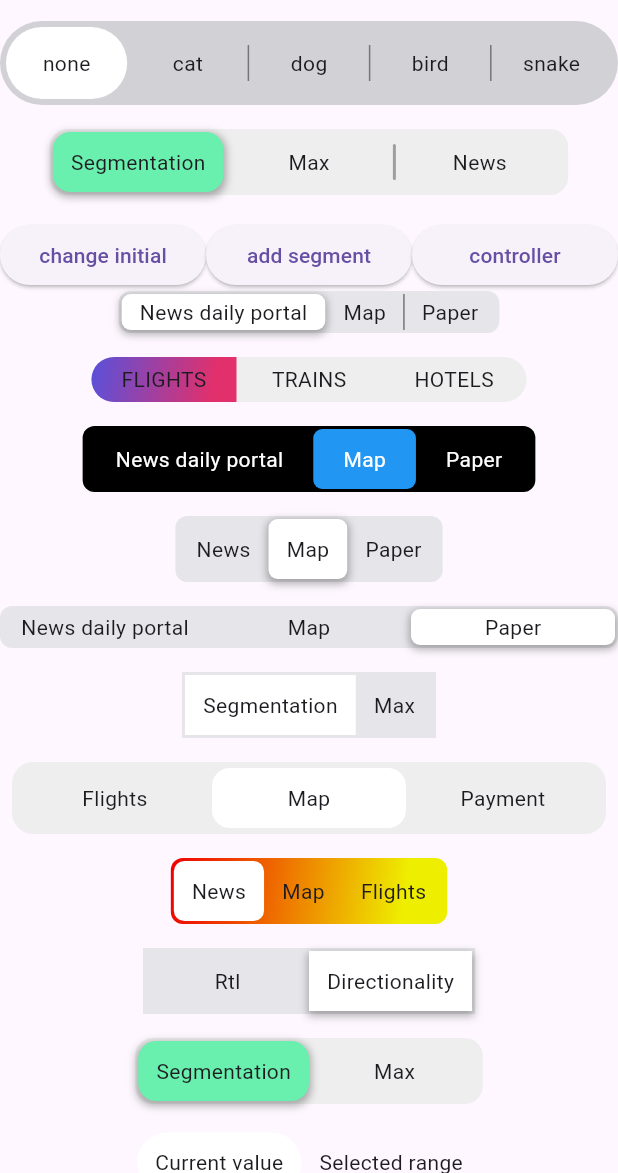
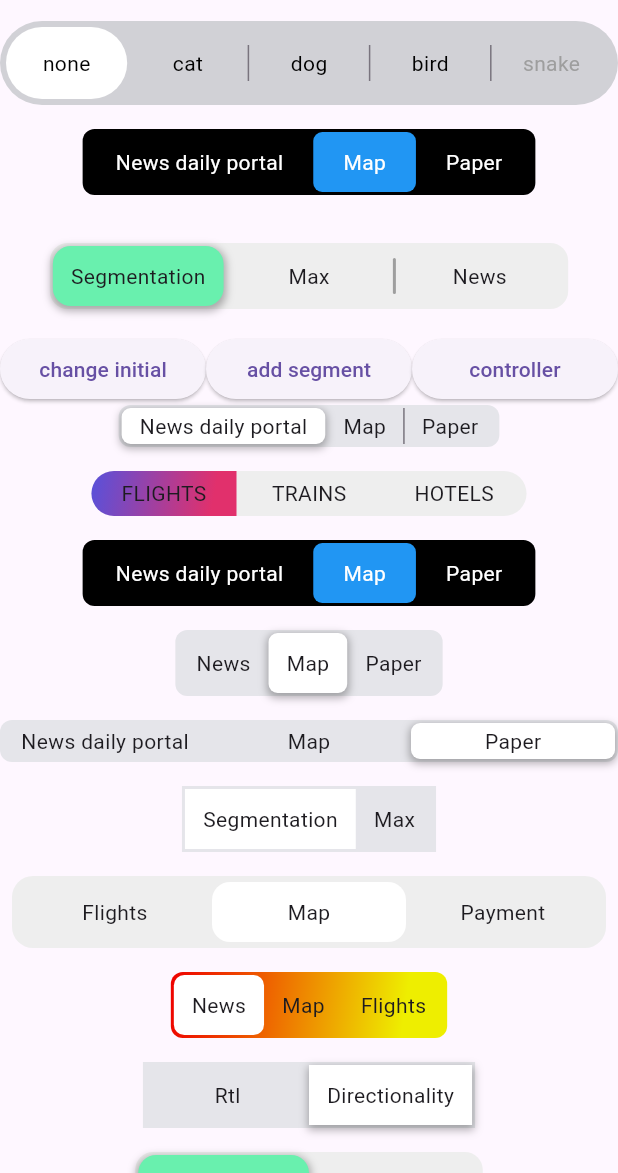
Before and after one commit to hadukin/custom_sliding_segmented_control, a Flutter app: the screen it shows after launch, on a phone screen of 412 x 824 dp, the part 63-1236 px from its top. Run offline on Flutter 3.47's test engine with Material 3 defaults, Android fonts, the phone set to English and light mode, and no system bars.

````diff
--- /dev/null
+++ b/example/lib/example_14.dart
@@ -0,0 +1,56 @@
+import 'package:custom_sliding_segmented_control/custom_sliding_segmented_control.dart';
+import 'package:flutter/material.dart';
+
+class Example14 extends StatefulWidget {
+  const Example14({super.key});
+
+  @override
+  State<Example14> createState() => _Example14State();
+}
+
+class _Example14State extends State<Example14> {
+  final CustomSegmentedController<int> controller = CustomSegmentedController();
+
+  @override
+  void initState() {
+    super.initState();
+    controller.addListener(() {
+      print('listener ${controller.value}');
+    });
+  }
+
+  @override
+  Widget build(BuildContext context) {
+    return CustomSlidingSegmentedControl<int>(
+      initialValue: 2,
+      padding: 20,
+      children: const {
+        1: Text(
+          'News daily portal',
+          style: TextStyle(color: Colors.white),
+        ),
+        2: Text(
+          'Map',
+          style: TextStyle(color: Colors.white),
+        ),
+        3: Text(
+          'Paper',
+          style: TextStyle(color: Colors.white),
+        ),
+      },
+      decoration: BoxDecoration(
+        color: Colors.black,
+        borderRadius: BorderRadius.circular(8),
+      ),
+      thumbDecoration: BoxDecoration(
+        color: Colors.blue,
+        borderRadius: BorderRadius.circular(6),
+      ),
+      duration: const Duration(milliseconds: 300),
+      curve: Curves.easeInToLinear,
+      onValueChanged: (v) {
+        print(v);
+      },
+    );
+  }
+}
--- /dev/null
+++ b/example/lib/example_15.dart
@@ -0,0 +1,72 @@
+import 'package:custom_sliding_segmented_control/custom_sliding_segmented_control.dart';
+import 'package:flutter/cupertino.dart';
+import 'package:flutter/material.dart';
+
+enum Pet { none, cat, dog, bird, snake }
+
+class Example15 extends StatefulWidget {
+  const Example15({super.key});
+
+  @override
+  State<Example15> createState() => _Example15State();
+}
+
+class _Example15State extends State<Example15> {
+  final _controller = CustomSegmentedController<Pet>();
+
+  @override
+  void initState() {
+    super.initState();
+    _controller.addListener(() {});
+  }
+
+  @override
+  Widget build(BuildContext context) {
+    return Column(
+      children: [
+        CustomSlidingSegmentedControl<Pet>(
+          onTapSegment: (value) {
+            if (value == Pet.snake) return false;
+            return true;
+          },
+          controller: _controller,
+          height: 48,
+          isStretch: true,
+          isShowDivider: true,
+          dividerSettings: DividerSettings(indent: 12, endIndent: 12),
+          innerPadding: const EdgeInsets.all(4),
+          decoration: BoxDecoration(
+            color: const Color(0xFFD1D1D6),
+            borderRadius: BorderRadius.circular(100),
+          ),
+          thumbDecoration: BoxDecoration(
+            color: CupertinoColors.white,
+            borderRadius: BorderRadius.circular(100),
+          ),
+          curve: Curves.easeOutCubic,
+          initialValue: Pet.none,
+          children: Map<Pet, Widget>.fromIterable(
+            Pet.values,
+            key: (pet) => pet as Pet,
+            value: (vale) {
+              final pet = vale as Pet;
+
+              return Column(
+                mainAxisSize: MainAxisSize.min,
+                children: [
+                  Text(
+                    pet.name,
+                    style: TextStyle(color: pet != Pet.snake ? Colors.black : Colors.grey),
+                  ),
+                ],
+              );
+            },
+          ),
+          onValueChanged: (pet) {
+            print(pet);
+          },
+        ),
+      ],
+    );
+  }
+}
--- a/example/lib/example_3.dart
+++ b/example/lib/example_3.dart
@@ -1,6 +1,5 @@
 import 'package:custom_sliding_segmented_control/custom_sliding_segmented_control.dart';
 import 'package:example/enums.dart';
-import 'package:example/main.dart';
 import 'package:flutter/cupertino.dart';
 import 'package:flutter/material.dart';
 
--- a/example/lib/example_7.dart
+++ b/example/lib/example_7.dart
@@ -1,6 +1,5 @@
 import 'package:custom_sliding_segmented_control/custom_sliding_segmented_control.dart';
 import 'package:example/enums.dart';
-import 'package:example/main.dart';
 import 'package:flutter/material.dart';
 
 class Example7 extends StatefulWidget {
--- a/example/lib/example_8.dart
+++ b/example/lib/example_8.dart
@@ -1,6 +1,5 @@
 import 'package:custom_sliding_segmented_control/custom_sliding_segmented_control.dart';
 import 'package:example/enums.dart';
-import 'package:example/main.dart';
 import 'package:flutter/material.dart';
 
 class Example8 extends StatefulWidget {
--- a/example/lib/main.dart
+++ b/example/lib/main.dart
@@ -3,6 +3,8 @@ import 'package:example/example_10.dart';
 import 'package:example/example_11.dart';
 import 'package:example/example_12.dart';
 import 'package:example/example_13.dart';
+import 'package:example/example_14.dart';
+import 'package:example/example_15.dart';
 import 'package:example/example_2.dart';
 import 'package:example/example_3.dart';
 import 'package:example/example_4.dart';
@@ -49,7 +51,10 @@ class _MyHomePageState extends State<MyHomePage> {
           mainAxisAlignment: MainAxisAlignment.center,
           crossAxisAlignment: CrossAxisAlignment.center,
           children: [
-            const Example13(),
+            const Example15(),
+            const SizedBox(height: 16),
+            const Example14(),
+            const SizedBox(height: 16),
             const SizedBox(height: 16),
             const Example12(),
             const SizedBox(height: 16),
@@ -75,6 +80,12 @@ class _MyHomePageState extends State<MyHomePage> {
             const SizedBox(height: 16),
             const Example11(),
             const SizedBox(height: 16),
+            const Directionality(
+              textDirection: TextDirection.rtl,
+              child: Example13(),
+            ),
+            const SizedBox(height: 16),
+            const Example13(),
             ElevatedButton(
               onPressed: () {
                 Navigator.of(context).push<void>(
--- a/lib/src/divider_settings.dart
+++ b/lib/src/divider_settings.dart
@@ -32,5 +32,13 @@ class DividerSettings {
   }
 
   @override
-  int get hashCode => Object.hashAll([indent, endIndent, thickness, decoration]);
+  int get hashCode => Object.hashAll([
+        indent,
+        endIndent,
+        thickness,
+        decoration,
+        duration,
+        curve,
+        isHideAutomatically,
+      ]);
 }
--- a/lib/src/widget.dart
+++ b/lib/src/widget.dart
@@ -37,28 +37,12 @@ import 'package:flutter/material.dart';
 ///   },
 /// ),
 /// ```
-///
-/// * `isStretch` - stretches CustomSlidingSegmentedControl to full width
-/// * `onValueChanged` - on change current segment
-/// * `children` - segment items map
-/// * `isDisabled` - whether the switch control is disabled, default to false
-/// * `initialValue` - initial segment
-/// * `duration` - speed animation panel
-/// * `curve` - curve for animated panel
-/// * `innerPadding` - inner padding
-/// * `fromMax` - gets the largest element, while the rest of the elements get its size
-/// * `fixedWidth` - fixed width items
-/// * `padding` - item padding
-/// * `clipBehavior` - for container
-/// * `decoration` - for decoration main panel
-/// * `thumbDecoration` - for decoraton animation panel
-/// * `height` - height panel
 class CustomSlidingSegmentedControl<T> extends StatefulWidget {
   const CustomSlidingSegmentedControl({
     super.key,
     required this.children,
+    required this.onValueChanged,
     this.isDisabled = false,
-    required this.onValueChanged,
     this.initialValue,
     this.duration = const Duration(milliseconds: 200),
     this.curve = Curves.easeInOut,
@@ -76,30 +60,66 @@ class CustomSlidingSegmentedControl<T> extends StatefulWidget {
     this.controller,
     this.customSegmentSettings,
     this.onHoverSegment,
+    this.onTapSegment,
   }) : assert(children.length != 0);
+
+  /// Decoration main panel
   final BoxDecoration? decoration;
+
+  /// Decoraton animation panel
   final BoxDecoration? thumbDecoration;
+
+  // Segment items map
+  final Map<T, Widget> children;
+
+  /// On change current segment
   final ValueChanged<T> onValueChanged;
+
   final void Function(T value, bool isHover)? onHoverSegment;
+
+  /// Speed animation panel
   final Duration duration;
+
+  /// Curve for animated panel
   final Curve curve;
+
   final EdgeInsets innerPadding;
+
+  /// Item padding
   final double padding;
+
+  /// fixed width items
   final double? fixedWidth;
-  final Map<T, Widget> children;
+
   final bool isShowDivider;
+
   final DividerSettings dividerSettings;
 
-  /// true if the switch control is disabled
-  /// defalut to false
+  /// `true` if the switch control is disabled, default to `false`
   final bool isDisabled;
+
+  /// Stretches CustomSlidingSegmentedControl to full width
   final bool isStretch;
+
+  /// Initial segment
   final T? initialValue;
+
+  /// Get the largest element, while the rest of the elements get its size
   final bool fromMax;
+
+  /// for container
   final Clip clipBehavior;
 
+  /// if the function returns `false`, there will be no transition to the segment
+  ///
+  /// in this function, you can add a check by clicking on a segment
+  final bool Function(T? segment)? onTapSegment;
+
+  /// height panel
   final double? height;
+
   final CustomSegmentedController<T>? controller;
+
   final CustomSegmentSettings? customSegmentSettings;
 
   @override
@@ -214,6 +234,10 @@ class _CustomSlidingSegmentedControlState<T> extends State<CustomSlidingSegmente
   void onTapItem(MapEntry<T?, Widget> item) {
     // when the switch control is disabled
     // do nothing on tap item
+
+    if (widget.onTapSegment?.call(item.key) == false) {
+      return;
+    }
     if (widget.isDisabled) {
       return;
     }
@@ -255,13 +279,17 @@ class _CustomSlidingSegmentedControlState<T> extends State<CustomSlidingSegmente
   }
 
   Widget _dividerItem(int index, MapEntry<T?, double> item) {
+    final isRtl = Directionality.of(context) == TextDirection.rtl;
     final currentIndex = widget.children.keys.toList().indexOf(current!);
+
     int? prevIndex;
     if (currentIndex > 0) {
-      prevIndex = currentIndex - 1;
+      prevIndex = isRtl ? currentIndex + 1 : currentIndex - 1;
     }
 
-    final isHideDivider = (index == prevIndex || index == currentIndex) && widget.dividerSettings.isHideAutomatically;
+    final isHideDivider = (index == prevIndex || index == currentIndex || (isRtl && index == currentIndex + 1)) &&
+        widget.dividerSettings.isHideAutomatically;
+    final isVisible = isRtl ? item.key != widget.children.keys.first : item.key != widget.children.keys.last;
 
     return IgnorePointer(
       child: SizedBox(
@@ -269,7 +297,7 @@ class _CustomSlidingSegmentedControlState<T> extends State<CustomSlidingSegmente
         width: item.value,
         child: Stack(
           children: [
-            if (item.key != widget.children.keys.last)
+            if (isVisible)
               Positioned(
                 top: widget.dividerSettings.indent,
                 bottom: widget.dividerSettings.endIndent,
````
Also changed, not shown: example/pubspec.lock, pubspec.lock, 3 other files.
